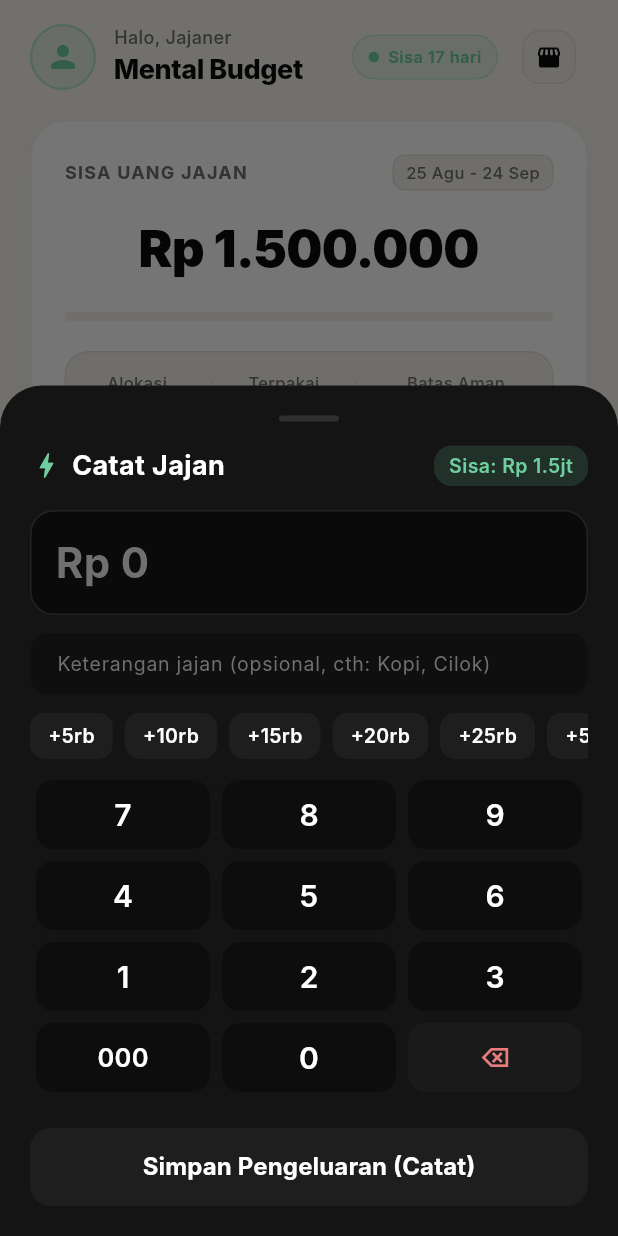
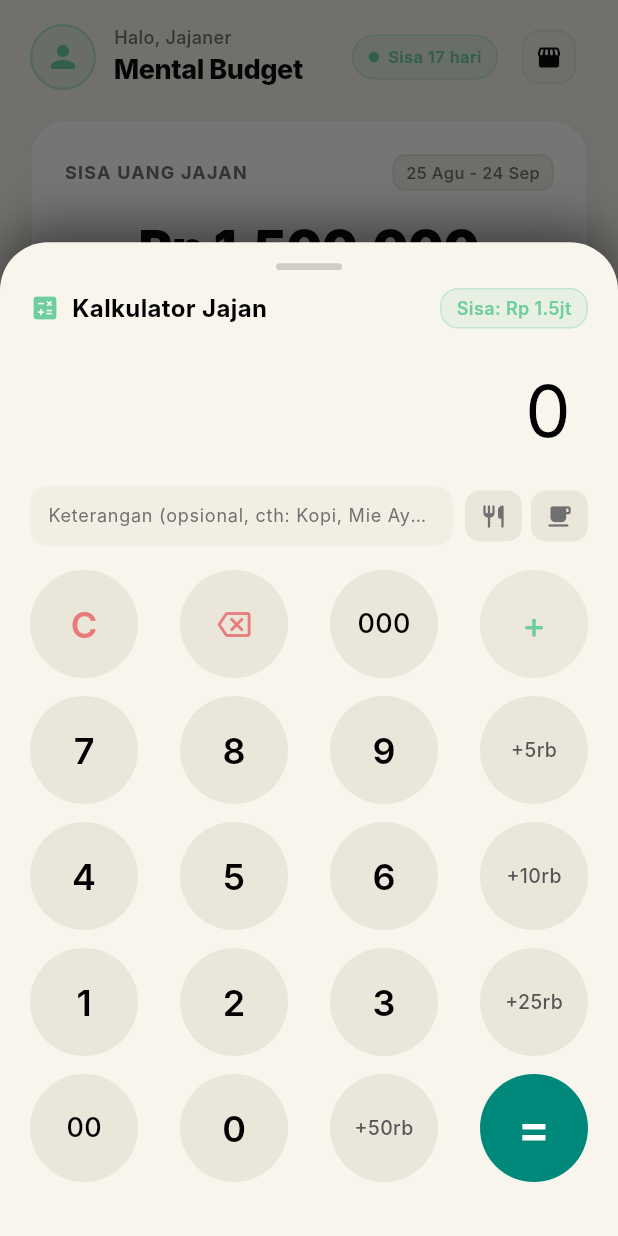
Before and after one commit to HelloRayy/expense-tracker, a Flutter app: the screen it shows after launch, item 3 of the bottom bar chosen, on a phone screen of 412 x 824 dp. Run offline on Flutter 3.47's test engine with Material 3 defaults, Android fonts, the phone set to English and light mode, and no system bars; our stand-ins replace shared_preferences, sqflite; accounts and stored records are empty; Roboto replaces fonts that are missing (Inter).

Commit message:
feat(calculator): implement thumb-friendly circular numpad layout for Flutter and Android native floating calculator

```diff
--- a/lib/features/quick_log/quick_log_dialog.dart
+++ b/lib/features/quick_log/quick_log_dialog.dart
@@ -35,47 +35,74 @@ class QuickLogDialog extends StatefulWidget {
 }
 
 class _QuickLogDialogState extends State<QuickLogDialog> {
-  String _inputAmount = '';
+  String _expression = '';
   final TextEditingController _noteController = TextEditingController();
   bool _isSaving = false;
 
-  int get _numericAmount => int.tryParse(_inputAmount) ?? 0;
+  int _evaluate(String expr) {
+    if (expr.isEmpty) return 0;
+    final parts = expr.split('+');
+    int total = 0;
+    for (final part in parts) {
+      final clean = part.replaceAll('.', '').replaceAll(' ', '').trim();
+      total += int.tryParse(clean) ?? 0;
+    }
+    return total;
+  }
 
-  void _onNumpadPress(String val) {
+  int get _currentTotal => _evaluate(_expression);
+
+  void _onKeyPress(String key) {
     HapticFeedback.selectionClick();
     setState(() {
-      if (val == '⌫') {
-        if (_inputAmount.isNotEmpty) {
-          _inputAmount = _inputAmount.substring(0, _inputAmount.length - 1);
+      if (key == 'C') {
+        _expression = '';
+      } else if (key == '⌫') {
+        if (_expression.isNotEmpty) {
+          if (_expression.endsWith(' + ')) {
+            _expression = _expression.substring(0, _expression.length - 3);
+          } else {
+            _expression = _expression.substring(0, _expression.length - 1);
           }
-      } else if (val == '000') {
-        if (_inputAmount.isNotEmpty && _inputAmount.length <= 6) {
-          _inputAmount += '000';
         }
+      } else if (key == '+') {
+        if (_expression.isNotEmpty && !_expression.endsWith(' + ')) {
+          _expression += ' + ';
+        }
+      } else if (key == '000') {
+        if (_expression.isNotEmpty && !_expression.endsWith(' + ') && _expression.length <= 9) {
+          _expression += '000';
+        }
+      } else if (key == '00') {
+        if (_expression.isNotEmpty && !_expression.endsWith(' + ') && _expression.length <= 10) {
+          _expression += '00';
+        }
+      } else if (key.startsWith('+') && key.endsWith('rb')) {
+        // Preset shortcuts (+5rb, +10rb, +25rb, +50rb)
+        final numStr = key.replaceAll('+', '').replaceAll('rb', '');
+        final addAmount = (int.tryParse(numStr) ?? 0) * 1000;
+        final total = _currentTotal + addAmount;
+        _expression = total.toString();
+      } else if (key == '=') {
+        _submit();
       } else {
-        if (_inputAmount.length <= 8) {
-          _inputAmount += val;
+        // Digits 0-9
+        if (_expression.length <= 12) {
+          _expression += key;
         }
       }
     });
   }
 
-  void _onAddPreset(int amount) {
-    HapticFeedback.lightImpact();
-    setState(() {
-      final current = _numericAmount;
-      _inputAmount = (current + amount).toString();
-    });
-  }
-
   Future<void> _submit() async {
-    if (_numericAmount <= 0 || _isSaving) return;
+    final amount = _currentTotal;
+    if (amount <= 0 || _isSaving) return;
 
     setState(() => _isSaving = true);
     HapticFeedback.mediumImpact();
 
     final note = _noteController.text.trim().isEmpty ? 'Jajan' : _noteController.text.trim();
-    await widget.repository.addExpense(_numericAmount, note: note);
+    await widget.repository.addExpense(amount, note: note);
 
     if (mounted) {
       widget.onComplete?.call();
@@ -91,48 +118,79 @@ class _QuickLogDialogState extends State<QuickLogDialog> {
 
   @override
   Widget build(BuildContext context) {
+    final isDark = Theme.of(context).brightness == Brightness.dark;
     final bottomInset = MediaQuery.of(context).viewInsets.bottom;
     final remaining = widget.repository.remainingBalance;
+
+    final sheetBg = isDark ? const Color(0xFF000000) : PirschColors.lightBg;
+    final btnBg = isDark ? const Color(0xFF18181A) : const Color(0xFFEBE6DA);
+    final textPrimary = isDark ? Colors.white : Colors.black;
+    final textSecondary = isDark ? const Color(0xFF8E8E93) : const Color(0xFF707070);
+
+    // Formatted display string
+    String displayString = '0';
+    if (_expression.isNotEmpty) {
+      if (_expression.contains(' + ')) {
+        displayString = _expression;
+      } else {
+        final val = int.tryParse(_expression);
+        if (val != null) {
+          displayString = CurrencyFormatter.format(val).replaceAll('Rp ', '');
+        } else {
+          displayString = _expression;
+        }
+      }
+    }
 
     return Container(
       padding: EdgeInsets.only(
         left: 20,
         right: 20,
-        top: 20,
-        bottom: 20 + bottomInset,
+        top: 14,
+        bottom: 24 + bottomInset,
       ),
-      decoration: const BoxDecoration(
-        color: AppColors.surface,
-        borderRadius: BorderRadius.vertical(top: Radius.circular(28)),
+      decoration: BoxDecoration(
+        color: sheetBg,
+        borderRadius: const BorderRadius.vertical(top: Radius.circular(32)),
+        boxShadow: [
+          BoxShadow(
+            color: Colors.black.withValues(alpha: 0.5),
+            blurRadius: 30,
+            offset: const Offset(0, -8),
+          ),
+        ],
       ),
       child: Column(
         mainAxisSize: MainAxisSize.min,
+        crossAxisAlignment: CrossAxisAlignment.stretch,
         children: [
-          // Handle bar
-          Container(
-            width: 40,
-            height: 4,
+          // Drag handle
+          Center(
+            child: Container(
+              width: 44,
+              height: 4.5,
               decoration: BoxDecoration(
-              color: AppColors.textMuted.withValues(alpha: 0.3),
-              borderRadius: BorderRadius.circular(2),
+                color: textSecondary.withValues(alpha: 0.3),
+                borderRadius: BorderRadius.circular(3),
               ),
             ),
-          const SizedBox(height: 16),
+          ),
+          const SizedBox(height: 12),
 
-          // Header: Title & Remaining Allowance Info
+          // Header Info Strip
           Row(
             mainAxisAlignment: MainAxisAlignment.spaceBetween,
             children: [
-              const Row(
+              Row(
                 children: [
-                  Icon(Icons.bolt_rounded, color: PirschColors.mintGreen, size: 22),
-                  SizedBox(width: 6),
+                  const Icon(Icons.calculate_rounded, color: PirschColors.mintGreen, size: 20),
+                  const SizedBox(width: 8),
                   Text(
-                    'Catat Jajan',
+                    'Kalkulator Jajan',
                     style: TextStyle(
-                      color: AppColors.textPrimary,
-                      fontSize: 18,
-                      fontWeight: FontWeight.bold,
+                      color: textPrimary,
+                      fontSize: 16,
+                      fontWeight: FontWeight.w700,
                     ),
                   ),
                 ],
@@ -140,228 +198,238 @@ class _QuickLogDialogState extends State<QuickLogDialog> {
               Container(
                 padding: const EdgeInsets.symmetric(horizontal: 10, vertical: 4),
                 decoration: BoxDecoration(
-                  color: remaining >= 0
-                      ? AppColors.primary.withValues(alpha: 0.15)
-                      : AppColors.danger.withValues(alpha: 0.15),
+                  color: PirschColors.mintGreen.withValues(alpha: 0.12),
                   borderRadius: BorderRadius.circular(12),
+                  border: Border.all(color: PirschColors.mintGreen.withValues(alpha: 0.3)),
                 ),
                 child: Text(
                   'Sisa: ${CurrencyFormatter.formatCompact(remaining)}',
-                  style: TextStyle(
-                    color: remaining >= 0 ? AppColors.primary : AppColors.danger,
-                    fontSize: 13,
+                  style: const TextStyle(
+                    color: PirschColors.mintGreen,
+                    fontSize: 12,
                     fontWeight: FontWeight.w600,
                   ),
                 ),
               ),
             ],
           ),
-          const SizedBox(height: 16),
+          const SizedBox(height: 12),
 
-          // Amount Display Box
+          // Large Calculator Display (Right Aligned - Reference Style)
           Container(
-            width: double.infinity,
-            padding: const EdgeInsets.symmetric(vertical: 14, horizontal: 16),
-            decoration: BoxDecoration(
-              color: AppColors.background,
-              borderRadius: BorderRadius.circular(16),
-              border: Border.all(
-                color: _numericAmount > 0
-                    ? AppColors.primary.withValues(alpha: 0.5)
-                    : Colors.white10,
+            padding: const EdgeInsets.symmetric(horizontal: 12, vertical: 8),
+            alignment: Alignment.centerRight,
+            child: Column(
+              crossAxisAlignment: CrossAxisAlignment.end,
+              children: [
+                if (_expression.contains(' + '))
+                  Text(
+                    '= ${CurrencyFormatter.format(_currentTotal)}',
+                    style: const TextStyle(
+                      color: PirschColors.mintGreen,
+                      fontSize: 18,
+                      fontWeight: FontWeight.w600,
                     ),
                   ),
-            child: Row(
-              mainAxisAlignment: MainAxisAlignment.spaceBetween,
-              children: [
-                Expanded(
+                FittedBox(
+                  fit: BoxFit.scaleDown,
+                  alignment: Alignment.centerRight,
                   child: Text(
-                    _numericAmount == 0
-                        ? 'Rp 0'
-                        : CurrencyFormatter.format(_numericAmount),
+                    displayString,
                     style: TextStyle(
-                      color: _numericAmount == 0
-                          ? AppColors.textMuted
-                          : AppColors.textPrimary,
-                      fontSize: 28,
-                      fontWeight: FontWeight.bold,
-                    ),
-                  ),
-                ),
-                if (_inputAmount.isNotEmpty)
-                  GestureDetector(
-                    onTap: () {
-                      HapticFeedback.selectionClick();
-                      setState(() => _inputAmount = '');
-                    },
-                    child: Container(
-                      padding: const EdgeInsets.all(6),
-                      decoration: const BoxDecoration(
-                        color: Colors.white10,
-                        shape: BoxShape.circle,
-                      ),
-                      child: const Icon(
-                        Icons.clear,
-                        size: 16,
-                        color: AppColors.textSecondary,
+                      color: textPrimary,
+                      fontSize: 48,
+                      fontWeight: FontWeight.w400,
+                      letterSpacing: -1,
                     ),
                   ),
                 ),
               ],
             ),
           ),
-          const SizedBox(height: 12),
+          const SizedBox(height: 8),
 
-          // Note Field (Compact)
-          TextField(
+          // Inline Note / Category Chips Input
+          Row(
+            children: [
+              Expanded(
+                child: Container(
+                  height: 40,
+                  padding: const EdgeInsets.symmetric(horizontal: 12),
+                  decoration: BoxDecoration(
+                    color: btnBg.withValues(alpha: 0.5),
+                    borderRadius: BorderRadius.circular(12),
+                  ),
+                  alignment: Alignment.centerLeft,
+                  child: TextField(
                     controller: _noteController,
-            style: const TextStyle(color: AppColors.textPrimary, fontSize: 14),
+                    style: TextStyle(color: textPrimary, fontSize: 13),
                     decoration: InputDecoration(
+                      hintText: 'Keterangan (opsional, cth: Kopi, Mie Ayam)',
+                      hintStyle: TextStyle(color: textSecondary, fontSize: 12),
+                      border: InputBorder.none,
                       isDense: true,
-              hintText: 'Keterangan jajan (opsional, cth: Kopi, Cilok)',
-              hintStyle: const TextStyle(color: AppColors.textMuted, fontSize: 13),
-              filled: true,
-              fillColor: AppColors.background.withValues(alpha: 0.5),
-              contentPadding: const EdgeInsets.symmetric(horizontal: 14, vertical: 10),
-              border: OutlineInputBorder(
-                borderRadius: BorderRadius.circular(12),
-                borderSide: BorderSide.none,
-              ),
-            ),
-          ),
-          const SizedBox(height: 12),
-
-          // Quick Presets Row
-          SingleChildScrollView(
-            scrollDirection: Axis.horizontal,
-            child: Row(
-              children: [
-                _presetChip('+5rb', 5000),
-                _presetChip('+10rb', 10000),
-                _presetChip('+15rb', 15000),
-                _presetChip('+20rb', 20000),
-                _presetChip('+25rb', 25000),
-                _presetChip('+50rb', 50000),
-              ],
-            ),
-          ),
-          const SizedBox(height: 14),
-
-          // Custom Fast Numpad Grid
-          _buildNumpad(),
-
-          const SizedBox(height: 16),
-
-          // Submit Button
-          SizedBox(
-            width: double.infinity,
-            height: 52,
-            child: ElevatedButton(
-              onPressed: _numericAmount > 0 && !_isSaving ? _submit : null,
-              style: ElevatedButton.styleFrom(
-                backgroundColor: AppColors.primary,
-                disabledBackgroundColor: AppColors.surfaceLight,
-                shape: RoundedRectangleBorder(
-                  borderRadius: BorderRadius.circular(14),
-                ),
-                elevation: 0,
-              ),
-              child: _isSaving
-                  ? const SizedBox(
-                      width: 22,
-                      height: 22,
-                      child: CircularProgressIndicator(
-                        strokeWidth: 2.5,
-                        color: Colors.white,
-                      ),
-                    )
-                  : const Text(
-                      'Simpan Pengeluaran (Catat)',
-                      style: TextStyle(
-                        fontSize: 16,
-                        fontWeight: FontWeight.bold,
-                        color: Colors.white,
+                      contentPadding: EdgeInsets.zero,
                     ),
                   ),
                 ),
               ),
+              const SizedBox(width: 8),
+              // Category Quick Chips
+              _buildCategoryChip(Icons.restaurant_rounded, 'Makan', btnBg, textSecondary),
+              const SizedBox(width: 6),
+              _buildCategoryChip(Icons.local_cafe_rounded, 'Kopi', btnBg, textSecondary),
+            ],
+          ),
+          const SizedBox(height: 16),
+
+          // 4-Column Thumb-Friendly Circular Keypad
+          _buildKeypadGrid(btnBg: btnBg, textPrimary: textPrimary, isDark: isDark),
         ],
       ),
     );
   }
 
-  Widget _presetChip(String label, int val) {
-    return Padding(
-      padding: const EdgeInsets.only(right: 8),
-      child: InkWell(
-        onTap: () => _onAddPreset(val),
+  Widget _buildCategoryChip(IconData icon, String text, Color bg, Color iconColor) {
+    return InkWell(
+      onTap: () {
+        HapticFeedback.selectionClick();
+        _noteController.text = text;
+      },
       borderRadius: BorderRadius.circular(10),
       child: Container(
-          padding: const EdgeInsets.symmetric(horizontal: 12, vertical: 6),
+        padding: const EdgeInsets.symmetric(horizontal: 10, vertical: 8),
         decoration: BoxDecoration(
-            color: AppColors.surfaceLight,
+          color: bg,
           borderRadius: BorderRadius.circular(10),
         ),
-          child: Text(
+        child: Icon(icon, size: 18, color: iconColor),
+      ),
+    );
+  }
+
+  Widget _buildKeypadGrid({
+    required Color btnBg,
+    required Color textPrimary,
+    required bool isDark,
+  }) {
+    // 5 Rows x 4 Columns Thumb-Friendly Circular Buttons
+    final rows = [
+      // Row 1: C, ⌫, 000, +
+      [
+        {'label': 'C', 'type': 'clear', 'color': PirschColors.roseRed},
+        {'label': '⌫', 'type': 'backspace', 'color': PirschColors.roseRed},
+        {'label': '000', 'type': 'action', 'color': textPrimary},
+        {'label': '+', 'type': 'operator', 'color': PirschColors.mintGreen},
+      ],
+      // Row 2: 7, 8, 9, +5rb
+      [
+        {'label': '7', 'type': 'digit', 'color': textPrimary},
+        {'label': '8', 'type': 'digit', 'color': textPrimary},
+        {'label': '9', 'type': 'digit', 'color': textPrimary},
+        {'label': '+5rb', 'type': 'preset', 'color': isDark ? const Color(0xFF9E9E9E) : const Color(0xFF555555)},
+      ],
+      // Row 3: 4, 5, 6, +10rb
+      [
+        {'label': '4', 'type': 'digit', 'color': textPrimary},
+        {'label': '5', 'type': 'digit', 'color': textPrimary},
+        {'label': '6', 'type': 'digit', 'color': textPrimary},
+        {'label': '+10rb', 'type': 'preset', 'color': isDark ? const Color(0xFF9E9E9E) : const Color(0xFF555555)},
+      ],
+      // Row 4: 1, 2, 3, +25rb
+      [
+        {'label': '1', 'type': 'digit', 'color': textPrimary},
+        {'label': '2', 'type': 'digit', 'color': textPrimary},
+        {'label': '3', 'type': 'digit', 'color': textPrimary},
+        {'label': '+25rb', 'type': 'preset', 'color': isDark ? const Color(0xFF9E9E9E) : const Color(0xFF555555)},
+      ],
+      // Row 5: 00, 0, +50rb, = (Large Green Submit)
+      [
+        {'label': '00', 'type': 'action', 'color': textPrimary},
+        {'label': '0', 'type': 'digit', 'color': textPrimary},
+        {'label': '+50rb', 'type': 'preset', 'color': isDark ? const Color(0xFF9E9E9E) : const Color(0xFF555555)},
+        {'label': '=', 'type': 'submit', 'color': Colors.white},
+      ],
+    ];
+
+    return LayoutBuilder(
+      builder: (context, constraints) {
+        // Calculate circle diameter to maintain perfect roundness
+        final availableWidth = constraints.maxWidth;
+        final buttonSize = ((availableWidth - (3 * 12)) / 4).clamp(54.0, 72.0);
+
+        return Column(
+          children: rows.map((row) {
+            return Padding(
+              padding: const EdgeInsets.only(bottom: 12),
+              child: Row(
+                mainAxisAlignment: MainAxisAlignment.spaceBetween,
+                children: row.map((btn) {
+                  return _buildThumbButton(
+                    item: btn,
+                    size: buttonSize,
+                    btnBg: btnBg,
+                  );
+                }).toList(),
+              ),
+            );
+          }).toList(),
+        );
+      },
+    );
+  }
+
+  Widget _buildThumbButton({
+    required Map<String, dynamic> item,
+    required double size,
+    required Color btnBg,
+  }) {
+    final label = item['label'] as String;
+    final type = item['type'] as String;
+    final textColor = item['color'] as Color;
+
+    final isSubmit = type == 'submit';
+    final isOperator = type == 'operator';
+
+    // Background color: Green for '=', slightly lighter for operators, standard circular for digits
+    Color circleBg = btnBg;
+    if (isSubmit) {
+      circleBg = const Color(0xFF00897B); // Vibrant Emerald Green
+    } else if (isOperator) {
+      circleBg = btnBg.withValues(alpha: 0.9);
+    }
+
+    return SizedBox(
+      width: size,
+      height: size,
+      child: Material(
+        color: circleBg,
+        shape: const CircleBorder(),
+        clipBehavior: Clip.antiAlias,
+        child: InkWell(
+          onTap: () => _onKeyPress(label),
+          customBorder: const CircleBorder(),
+          splashColor: isSubmit ? Colors.white30 : PirschColors.mintGreen.withValues(alpha: 0.3),
+          child: Center(
+            child: type == 'backspace'
+                ? Icon(Icons.backspace_outlined, color: textColor, size: 22)
+                : Text(
                     label,
-            style: const TextStyle(
-              color: AppColors.textPrimary,
-              fontSize: 13,
-              fontWeight: FontWeight.w600,
+                    style: TextStyle(
+                      color: textColor,
+                      fontSize: isSubmit
+                          ? 32
+                          : (type == 'preset'
+                              ? 13
+                              : (type == 'action' ? 18 : 24)),
+                      fontWeight: (isSubmit || type == 'digit' || type == 'clear')
+                          ? FontWeight.w600
+                          : FontWeight.w500,
+                    ),
                   ),
           ),
         ),
       ),
     );
   }
-
-  Widget _buildNumpad() {
-    final buttons = [
-      ['7', '8', '9'],
-      ['4', '5', '6'],
-      ['1', '2', '3'],
-      ['000', '0', '⌫'],
-    ];
-
-    return Column(
-      children: buttons.map((row) {
-        return Padding(
-          padding: const EdgeInsets.only(bottom: 8),
-          child: Row(
-            children: row.map((btn) {
-              return Expanded(
-                child: Padding(
-                  padding: const EdgeInsets.symmetric(horizontal: 4),
-                  child: InkWell(
-                    onTap: () => _onNumpadPress(btn),
-                    borderRadius: BorderRadius.circular(12),
-                    child: Container(
-                      height: 46,
-                      alignment: Alignment.center,
-                      decoration: BoxDecoration(
-                        color: btn == '⌫'
-                            ? AppColors.surfaceLight.withValues(alpha: 0.6)
-                            : AppColors.background.withValues(alpha: 0.7),
-                        borderRadius: BorderRadius.circular(12),
-                      ),
-                      child: Text(
-                        btn,
-                        style: TextStyle(
-                          fontSize: btn == '000' || btn == '⌫' ? 17 : 20,
-                          fontWeight: FontWeight.w600,
-                          color: btn == '⌫'
-                              ? AppColors.danger
-                              : AppColors.textPrimary,
-                        ),
-                      ),
-                    ),
-                  ),
-                ),
-              );
-            }).toList(),
-          ),
-        );
-      }).toList(),
-    );
 }
-}
```
Also changed, not shown: 5 other files. Lines whose indentation alone changed are shown as unchanged.
